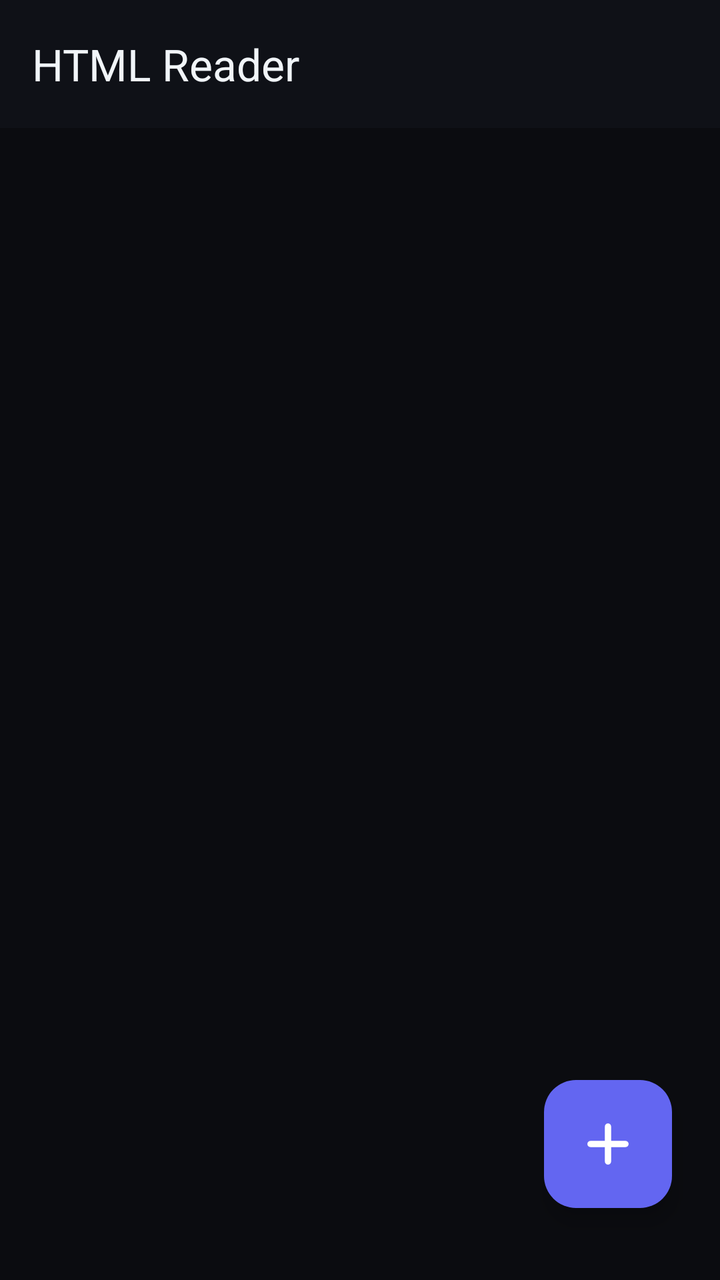
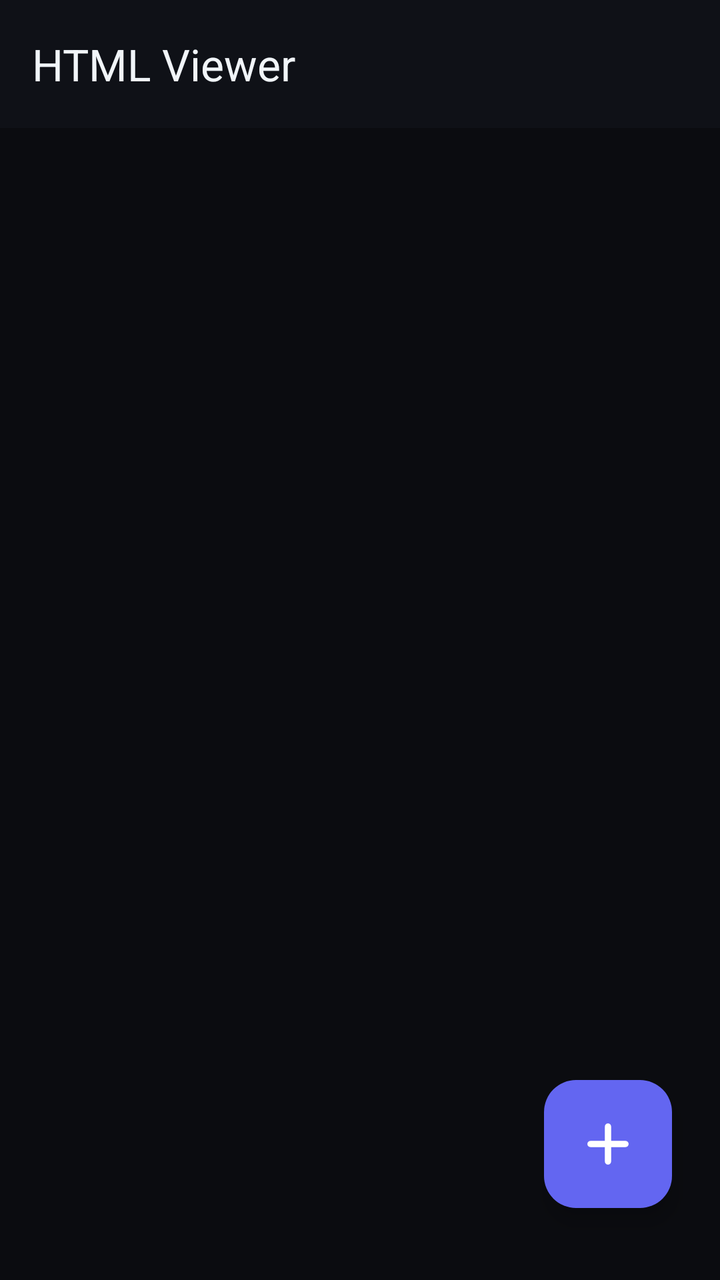

Two renders of the same Android screen: before a commit and after it. Below are the layout's source before the change and the commit's diff.
<!-- AndroidManifest.xml: application theme Theme.HTMLReader -->
<!-- res/layout/activity_main.xml -->
<?xml version="1.0" encoding="utf-8"?>
<androidx.coordinatorlayout.widget.CoordinatorLayout
    xmlns:android="http://schemas.android.com/apk/res/android"
    xmlns:app="http://schemas.android.com/apk/res-auto"
    android:id="@+id/root_container"
    android:layout_width="match_parent"
    android:layout_height="match_parent"
    android:fitsSystemWindows="true"
    android:background="@color/bg_primary">

    
    <com.google.android.material.appbar.AppBarLayout
        android:id="@+id/appbar"
        android:layout_width="match_parent"
        android:layout_height="wrap_content"
        android:fitsSystemWindows="true"
        android:background="@color/bg_toolbar"
        app:elevation="0dp"
        app:liftOnScroll="false">

        <com.google.android.material.appbar.MaterialToolbar
            android:id="@+id/toolbar"
            android:layout_width="match_parent"
            android:layout_height="?attr/actionBarSize"
            android:background="@color/bg_toolbar"
            app:title="HTML Reader"
            app:titleCentered="false"
            app:titleTextColor="@color/text_primary"
            app:subtitleTextColor="@color/text_secondary" />

    </com.google.android.material.appbar.AppBarLayout>

    
    <androidx.recyclerview.widget.RecyclerView
        android:id="@+id/recycler_view"
        android:layout_width="match_parent"
        android:layout_height="match_parent"
        android:clipToPadding="false"
        android:paddingBottom="100dp"
        app:layout_behavior="@string/appbar_scrolling_view_behavior" />

    
    <LinearLayout
        android:id="@+id/empty_state"
        android:layout_width="match_parent"
        android:layout_height="match_parent"
        android:gravity="center"
        android:orientation="vertical"
        android:visibility="gone"
        android:paddingHorizontal="32dp"
        app:layout_behavior="@string/appbar_scrolling_view_behavior">

        <ImageView
            android:layout_width="72dp"
            android:layout_height="72dp"
            android:src="@drawable/ic_empty_library"
            android:contentDescription="Sin archivos"
            android:layout_marginBottom="24dp"
            app:tint="@color/accent_purple_light" />

        <TextView
            android:layout_width="wrap_content"
            android:layout_height="wrap_content"
            android:text="Sin archivos importados"
            android:textColor="@color/text_primary"
            android:textSize="18sp"
            android:textStyle="bold"
            android:fontFamily="sans-serif-medium"
            android:layout_marginBottom="8dp" />

        <TextView
            android:layout_width="wrap_content"
            android:layout_height="wrap_content"
            android:text="Toca el botón + para importar archivos HTML"
            android:textColor="@color/text_secondary"
            android:textSize="14sp"
            android:gravity="center" />

    </LinearLayout>

    
    <com.google.android.material.floatingactionbutton.FloatingActionButton
        android:id="@+id/fab_import"
        android:layout_width="64dp"
        android:layout_height="64dp"
        android:layout_gravity="bottom|end"
        android:layout_marginEnd="24dp"
        android:layout_marginBottom="36dp"
        android:contentDescription="Importar archivos HTML"
        app:fabCustomSize="64dp"
        app:maxImageSize="30dp"
        app:srcCompat="@drawable/ic_add"
        app:backgroundTint="@color/accent_purple"
        app:tint="@color/white"
        app:elevation="6dp" />

</androidx.coordinatorlayout.widget.CoordinatorLayout>
<!-- resources referenced by this layout -->
<resources>
  <color name="accent_purple">#6366F1</color>
  <color name="accent_purple_light">#818CF8</color>
  <color name="bg_primary">#0B0C10</color>
  <color name="bg_toolbar">#0F1117</color>
  <color name="text_primary">#F1F5F9</color>
  <color name="text_secondary">#94A3B8</color>
  <color name="white">#FFFFFFFF</color>
  <!-- drawable ic_add (drawable) -->
  <?xml version="1.0" encoding="utf-8"?>
  <vector xmlns:android="http://schemas.android.com/apk/res/android"
      android:width="32dp"
      android:height="32dp"
      android:viewportWidth="24"
      android:viewportHeight="24">
      <path
          android:fillColor="#00000000"
          android:strokeColor="#FFFFFF"
          android:strokeWidth="2.5"
          android:strokeLineCap="round"
          android:strokeLineJoin="round"
          android:pathData="M12,5 L12,19 M5,12 L19,12" />
  </vector>
  <!-- drawable ic_empty_library (drawable) -->
  <?xml version="1.0" encoding="utf-8"?>
  <vector xmlns:android="http://schemas.android.com/apk/res/android"
      android:width="72dp"
      android:height="72dp"
      android:viewportWidth="24"
      android:viewportHeight="24">
      <path
          android:fillColor="#00000000"
          android:strokeColor="#9D97FF"
          android:strokeWidth="1.5"
          android:strokeLineCap="round"
          android:strokeLineJoin="round"
          android:pathData="M13,2 L6,2 C4.9,2 4,2.9 4,4 L4,20 C4,21.1 4.9,22 6,22 L18,22 C19.1,22 20,21.1 20,20 L20,9 L13,2 Z M13,2 L13,9 L20,9 M9,13 L15,13 M9,17 L13,17" />
  </vector>
  <style name="Theme.HTMLReader" parent="Base.Theme.HTMLReader" />
  <style name="Base.Theme.HTMLReader" parent="Theme.Material3.Dark.NoActionBar">
          <item name="android:windowBackground">@color/bg_primary</item>
          <item name="android:statusBarColor">@color/bg_toolbar</item>
          <item name="android:navigationBarColor">@color/bg_primary</item>
          <item name="android:windowLightStatusBar">false</item>
          
          
          <item name="elevationOverlayEnabled">false</item>
          <item name="colorPrimary">@color/accent_purple</item>
          <item name="colorSurface">@color/bg_toolbar</item>
          <item name="colorContainer">@color/bg_toolbar</item>
      </style>
</resources>

<!-- the commit's change to res/layout/activity_main.xml (unified diff, before → after) -->
@@ -23,7 +23,7 @@
             android:layout_width="match_parent"
             android:layout_height="?attr/actionBarSize"
             android:background="@color/bg_toolbar"
-            app:title="HTML Reader"
+            app:title="HTML Viewer"
             app:titleCentered="false"
             app:titleTextColor="@color/text_primary"
             app:subtitleTextColor="@color/text_secondary" />
<!-- resource entries referenced after the edit -->
@@ -37,8 +37,8 @@
           android:strokeLineJoin="round"
           android:pathData="M13,2 L6,2 C4.9,2 4,2.9 4,4 L4,20 C4,21.1 4.9,22 6,22 L18,22 C19.1,22 20,21.1 20,20 L20,9 L13,2 Z M13,2 L13,9 L20,9 M9,13 L15,13 M9,17 L13,17" />
   </vector>
-  <style name="Theme.HTMLReader" parent="Base.Theme.HTMLReader" />
-  <style name="Base.Theme.HTMLReader" parent="Theme.Material3.Dark.NoActionBar">
+  <style name="Theme.HTMLViewer" parent="Base.Theme.HTMLViewer" />
+  <style name="Base.Theme.HTMLViewer" parent="Theme.Material3.Dark.NoActionBar">
           <item name="android:windowBackground">@color/bg_primary</item>
           <item name="android:statusBarColor">@color/bg_toolbar</item>
           <item name="android:navigationBarColor">@color/bg_primary</item>
